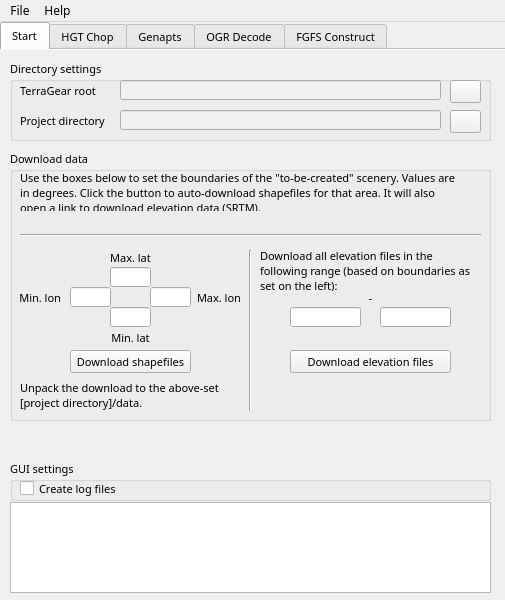
Above: mainwindow.ui from jasin/TerraGearGUI-QT5 before the change. Below: the same form after it.
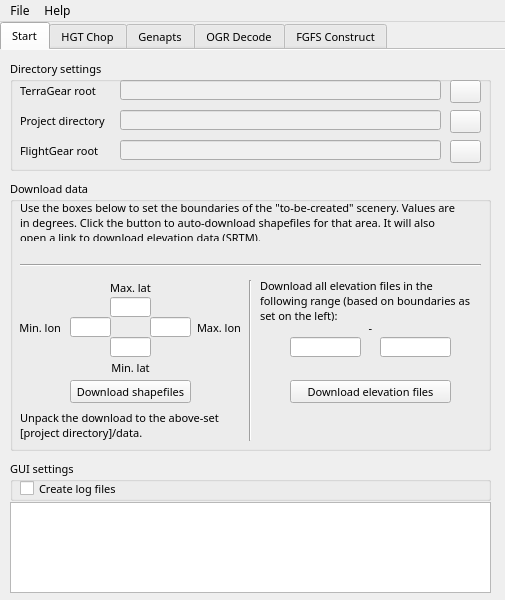
That is the form after the change. The open tabs and pages were chosen to show the change. Icons and pictures are not drawn.

Commit message: Get materials from materials.xml; currently all materials (including runway lights etc.)

```diff
--- a/mainwindow.ui
+++ b/mainwindow.ui
@@ -121,7 +121,7 @@
       <property name="geometry">
        <rect>
         <x>10</x>
-        <y>100</y>
+        <y>130</y>
         <width>481</width>
         <height>271</height>
        </rect>
@@ -522,7 +522,7 @@
         <x>10</x>
         <y>10</y>
         <width>481</width>
-        <height>81</height>
+        <height>111</height>
        </rect>
       </property>
       <property name="font">
@@ -657,6 +657,67 @@
         <string>TerraGear root</string>
        </property>
       </widget>
+      <widget class="QLabel" name="label_27">
+       <property name="geometry">
+        <rect>
+         <x>10</x>
+         <y>80</y>
+         <width>91</width>
+         <height>21</height>
+        </rect>
+       </property>
+       <property name="font">
+        <font>
+         <family>Lucida Sans</family>
+         <pointsize>8</pointsize>
+        </font>
+       </property>
+       <property name="text">
+        <string>FlightGear root</string>
+       </property>
+      </widget>
+      <widget class="QPushButton" name="pushButton_8">
+       <property name="geometry">
+        <rect>
+         <x>440</x>
+         <y>80</y>
+         <width>31</width>
+         <height>23</height>
+        </rect>
+       </property>
+       <property name="font">
+        <font>
+         <family>Lucida Sans</family>
+         <pointsize>8</pointsize>
+        </font>
+       </property>
+       <property name="text">
+        <string/>
+       </property>
+       <property name="icon">
+        <iconset>
+         <normaloff>folder.png</normaloff>folder.png</iconset>
+       </property>
+      </widget>
+      <widget class="QLineEdit" name="lineEdit_22">
+       <property name="enabled">
+        <bool>false</bool>
+       </property>
+       <property name="geometry">
+        <rect>
+         <x>110</x>
+         <y>80</y>
+         <width>321</width>
+         <height>20</height>
+        </rect>
+       </property>
+       <property name="font">
+        <font>
+         <family>Lucida Sans</family>
+         <pointsize>8</pointsize>
+        </font>
+       </property>
+      </widget>
      </widget>
      <widget class="QGroupBox" name="groupBox_8">
       <property name="enabled">
```
Left out of the diff: 8 changed lines with no effect on the pictures. The commit also changes 2 other files.
